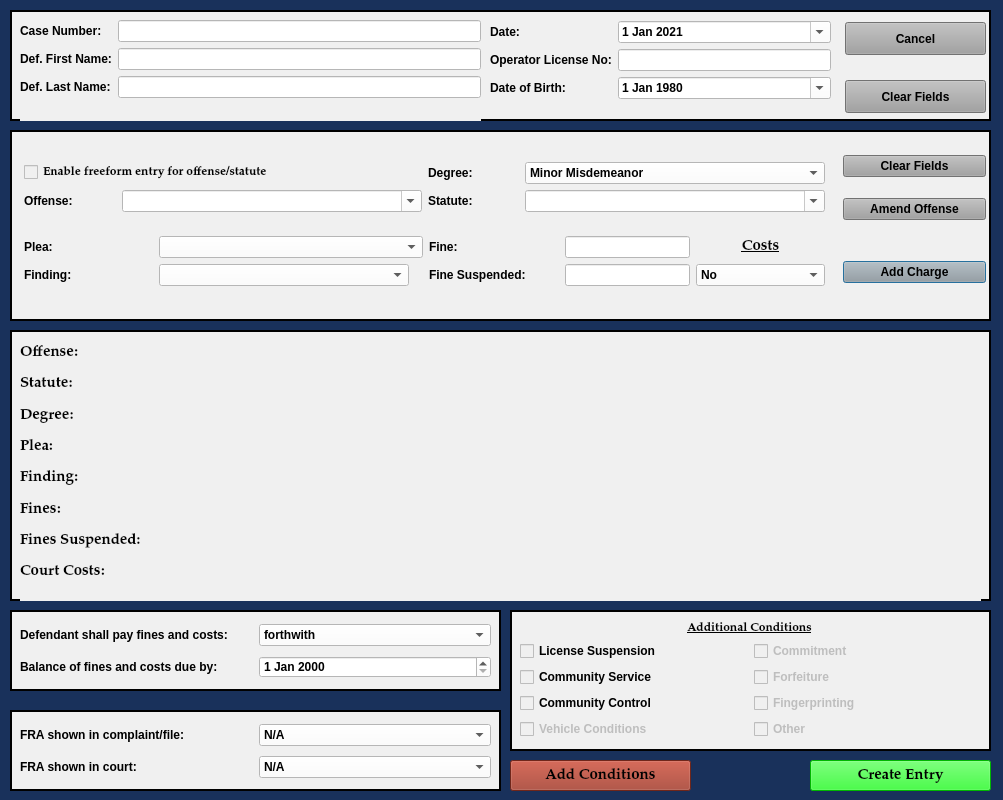
Above: resources/ui/MinorMisdemeanorDialog.ui from HunterProgram22/MuniEntry before the change. Below: the same form after it.
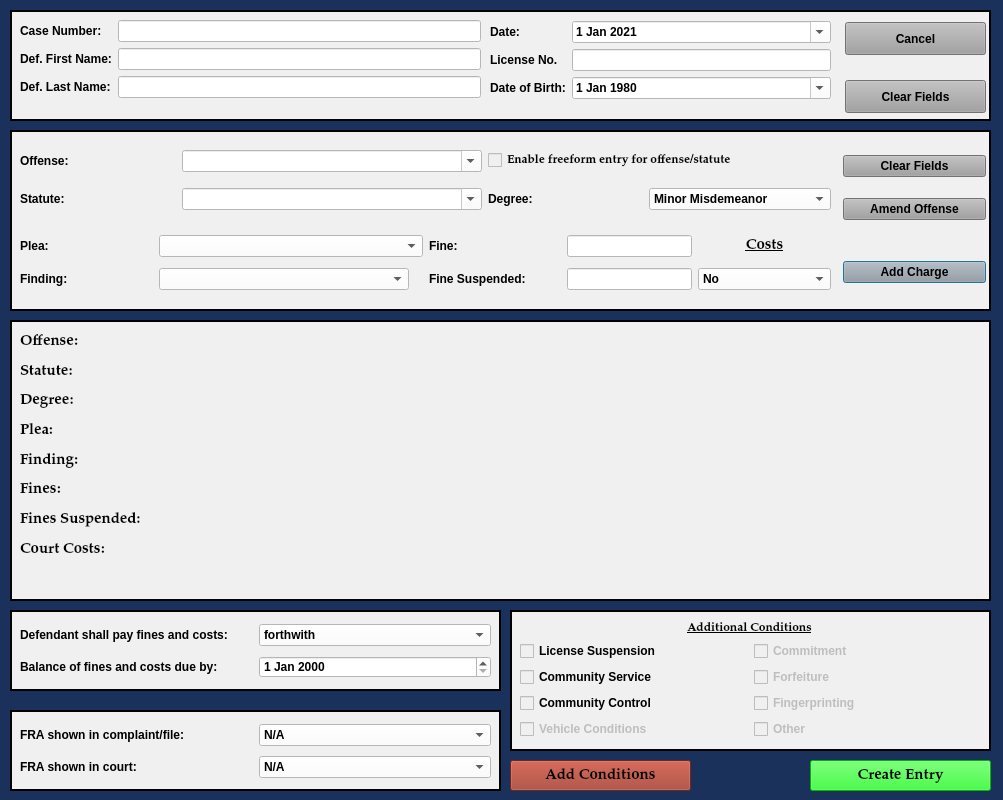
That is the form after the change.

Patch:
```diff
--- a/resources/ui/MinorMisdemeanorDialog.ui
+++ b/resources/ui/MinorMisdemeanorDialog.ui
@@ -151,7 +151,7 @@
      <x>10</x>
      <y>130</y>
      <width>981</width>
-     <height>191</height>
+     <height>181</height>
     </rect>
    </property>
    <property name="sizePolicy">
@@ -238,142 +238,15 @@
      </item>
     </layout>
    </widget>
-   <widget class="QWidget" name="layoutWidget">
+   <widget class="QWidget" name="">
     <property name="geometry">
      <rect>
-      <x>14</x>
-      <y>14</y>
-      <width>801</width>
-      <height>161</height>
+      <x>10</x>
+      <y>100</y>
+      <width>811</width>
+      <height>66</height>
      </rect>
     </property>
-    <layout class="QGridLayout" name="gridLayout_7">
-     <item row="0" column="0">
-      <layout class="QGridLayout" name="gridLayout_3">
-       <item row="0" column="0" colspan="2">
-        <widget class="QCheckBox" name="freeform_entry_checkBox">
-         <property name="font">
-          <font>
-           <family>Palatino Linotype</family>
-           <pointsize>9</pointsize>
-           <weight>9</weight>
-           <italic>false</italic>
-           <bold>false</bold>
-          </font>
-         </property>
-         <property name="styleSheet">
-          <string notr="true">font: 75 9pt &quot;Palatino Linotype&quot;;</string>
-         </property>
-         <property name="text">
-          <string>Enable freeform entry for offense/statute</string>
-         </property>
-        </widget>
-       </item>
-       <item row="0" column="2">
-        <widget class="QLabel" name="label_23">
-         <property name="text">
-          <string>Degree:</string>
-         </property>
-        </widget>
-       </item>
-       <item row="0" column="3">
-        <widget class="QComboBox" name="degree_choice_box">
-         <property name="enabled">
-          <bool>true</bool>
-         </property>
-         <property name="focusPolicy">
-          <enum>Qt::NoFocus</enum>
-         </property>
-         <property name="styleSheet">
-          <string notr="true">background-color: rgb(255, 255, 255);</string>
-         </property>
-         <item>
-          <property name="text">
-           <string>Minor Misdemeanor</string>
-          </property>
-         </item>
-         <item>
-          <property name="text">
-           <string>M1</string>
-          </property>
-         </item>
-         <item>
-          <property name="text">
-           <string>M2</string>
-          </property>
-         </item>
-         <item>
-          <property name="text">
-           <string>M3</string>
-          </property>
-         </item>
-         <item>
-          <property name="text">
-           <string>M4</string>
-          </property>
-         </item>
-         <item>
-          <property name="text">
-           <string>Unclassified Misdemeanor</string>
-          </property>
-         </item>
-        </widget>
-       </item>
-       <item row="1" column="0">
-        <widget class="QLabel" name="label_15">
-         <property name="text">
-          <string>Offense:</string>
-         </property>
-        </widget>
-       </item>
-       <item row="1" column="1">
-        <widget class="QComboBox" name="offense_choice_box">
-         <property name="minimumSize">
-          <size>
-           <width>300</width>
-           <height>0</height>
-          </size>
-         </property>
-         <property name="styleSheet">
-          <string notr="true">background-color: rgb(255, 255, 255);</string>
-         </property>
-         <property name="editable">
-          <bool>true</bool>
-         </property>
-        </widget>
-       </item>
-       <item row="1" column="2">
-        <widget class="QLabel" name="label_6">
-         <property name="text">
-          <string>Statute:</string>
-         </property>
-        </widget>
-       </item>
-       <item row="1" column="3">
-        <widget class="QComboBox" name="statute_choice_box">
-         <property name="enabled">
-          <bool>true</bool>
-         </property>
-         <property name="minimumSize">
-          <size>
-           <width>300</width>
-           <height>0</height>
-          </size>
-         </property>
-         <property name="focusPolicy">
-          <enum>Qt::WheelFocus</enum>
-         </property>
-         <property name="styleSheet">
-          <string notr="true">background-color: rgb(255, 255, 255);</string>
-         </property>
-         <property name="editable">
-          <bool>true</bool>
-         </property>
-        </widget>
-       </item>
-      </layout>
-     </item>
-     <item row="1" column="0">
       <layout class="QGridLayout" name="gridLayout_6">
        <item row="0" column="0">
         <widget class="QLabel" name="label_13">
@@ -575,6 +448,137 @@
         </widget>
        </item>
       </layout>
+   </widget>
+   <widget class="QWidget" name="">
+    <property name="geometry">
+     <rect>
+      <x>10</x>
+      <y>10</y>
+      <width>811</width>
+      <height>81</height>
+     </rect>
+    </property>
+    <layout class="QGridLayout" name="gridLayout_3">
+     <item row="0" column="0">
+      <widget class="QLabel" name="label_15">
+       <property name="text">
+        <string>Offense:</string>
+       </property>
+      </widget>
+     </item>
+     <item row="0" column="1">
+      <widget class="QComboBox" name="offense_choice_box">
+       <property name="minimumSize">
+        <size>
+         <width>300</width>
+         <height>0</height>
+        </size>
+       </property>
+       <property name="styleSheet">
+        <string notr="true">background-color: rgb(255, 255, 255);</string>
+       </property>
+       <property name="editable">
+        <bool>true</bool>
+       </property>
+      </widget>
+     </item>
+     <item row="0" column="2" colspan="2">
+      <widget class="QCheckBox" name="freeform_entry_checkBox">
+       <property name="font">
+        <font>
+         <family>Palatino Linotype</family>
+         <pointsize>9</pointsize>
+         <weight>9</weight>
+         <italic>false</italic>
+         <bold>false</bold>
+        </font>
+       </property>
+       <property name="styleSheet">
+        <string notr="true">font: 75 9pt &quot;Palatino Linotype&quot;;</string>
+       </property>
+       <property name="text">
+        <string>Enable freeform entry for offense/statute</string>
+       </property>
+      </widget>
+     </item>
+     <item row="1" column="0">
+      <widget class="QLabel" name="label_6">
+       <property name="text">
+        <string>Statute:</string>
+       </property>
+      </widget>
+     </item>
+     <item row="1" column="1">
+      <widget class="QComboBox" name="statute_choice_box">
+       <property name="enabled">
+        <bool>true</bool>
+       </property>
+       <property name="minimumSize">
+        <size>
+         <width>300</width>
+         <height>0</height>
+        </size>
+       </property>
+       <property name="focusPolicy">
+        <enum>Qt::WheelFocus</enum>
+       </property>
+       <property name="styleSheet">
+        <string notr="true">background-color: rgb(255, 255, 255);</string>
+       </property>
+       <property name="editable">
+        <bool>true</bool>
+       </property>
+      </widget>
+     </item>
+     <item row="1" column="2">
+      <widget class="QLabel" name="label_23">
+       <property name="text">
+        <string>Degree:</string>
+       </property>
+      </widget>
+     </item>
+     <item row="1" column="3">
+      <widget class="QComboBox" name="degree_choice_box">
+       <property name="enabled">
+        <bool>true</bool>
+       </property>
+       <property name="focusPolicy">
+        <enum>Qt::NoFocus</enum>
+       </property>
+       <property name="styleSheet">
+        <string notr="true">background-color: rgb(255, 255, 255);</string>
+       </property>
+       <item>
+        <property name="text">
+         <string>Minor Misdemeanor</string>
+        </property>
+       </item>
+       <item>
+        <property name="text">
+         <string>M1</string>
+        </property>
+       </item>
+       <item>
+        <property name="text">
+         <string>M2</string>
+        </property>
+       </item>
+       <item>
+        <property name="text">
+         <string>M3</string>
+        </property>
+       </item>
+       <item>
+        <property name="text">
+         <string>M4</string>
+        </property>
+       </item>
+       <item>
+        <property name="text">
+         <string>Unclassified Misdemeanor</string>
+        </property>
+       </item>
+      </widget>
      </item>
     </layout>
    </widget>
@@ -583,9 +587,9 @@
    <property name="geometry">
     <rect>
      <x>10</x>
-     <y>330</y>
+     <y>320</y>
      <width>981</width>
-     <height>271</height>
+     <height>281</height>
     </rect>
    </property>
    <property name="font">
@@ -615,7 +619,7 @@
       <x>10</x>
       <y>10</y>
       <width>961</width>
-      <height>276</height>
+      <height>261</height>
      </rect>
     </property>
     <layout class="QGridLayout" name="charges_gridLayout">
@@ -876,7 +880,7 @@
         <string/>
        </property>
        <property name="text">
-        <string>Operator License No:</string>
+        <string>License No.</string>
        </property>
       </widget>
      </item>
@@ -931,7 +935,7 @@
       <x>10</x>
       <y>10</y>
       <width>461</width>
-      <height>101</height>
+      <height>91</height>
      </rect>
     </property>
     <layout class="QFormLayout" name="formLayout_3">
```
Left out of the diff: 2 changed lines with no effect on the pictures. Lines whose indentation alone changed are shown as unchanged.
